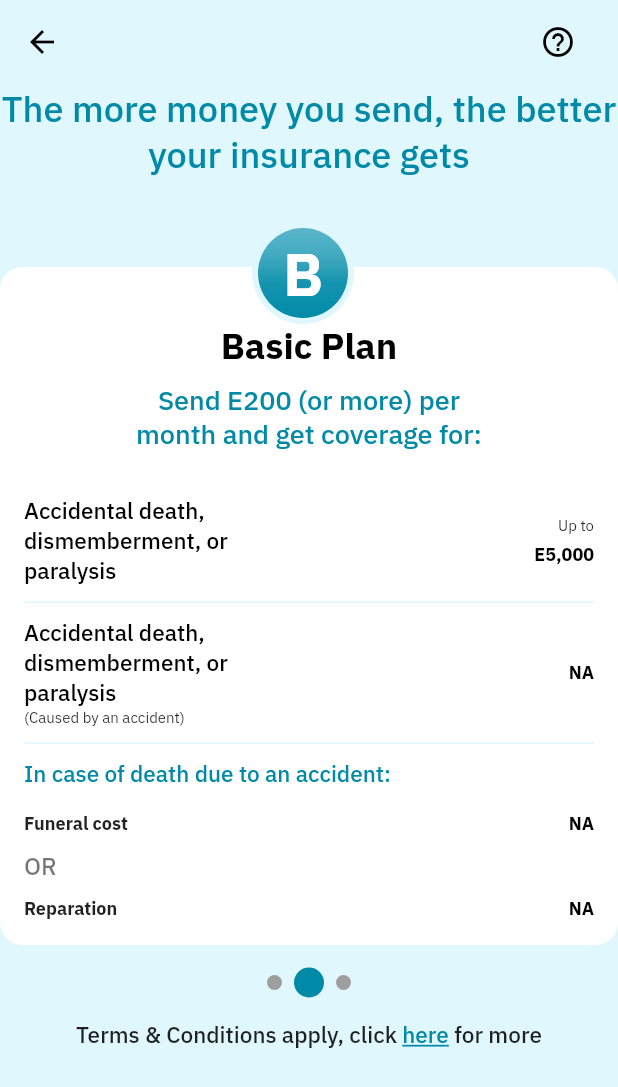
After one commit to Tekporlipos/geniopay, a Flutter app: the Plans screen opened by its route, on a phone screen of 412 x 824 dp. The commit adds this screen. Shown: the top 1087 px of the screen. Run offline on Flutter 3.47's test engine with Material 2 defaults, Android fonts, the phone set to English and light mode, and no system bars; our stand-ins replace badges, flutter_svg, get.

Commit message:
plans page completed

```diff
--- a/lib/home/home.dart
+++ b/lib/home/home.dart
@@ -137,7 +137,12 @@ class Home extends GetView<HomeController>{
                                 Get.toNamed(Pages.exchange);
                               },
                               child: FunctionWidgets.svgInCircle("assets/images/home/Wallet.svg","Exchange")),
-                          FunctionWidgets.svgInCircle("assets/images/home/Category.svg","More"),
+                          InkWell(
+                              onTap: (){
+                                Get.toNamed(Pages.plans);
+                              },
+                              child: FunctionWidgets.svgInCircle("assets/images/home/Category.svg","More"),),
+
                         ],
                       ),
                       const SizedBox(height: 30,),
--- a/lib/main.dart
+++ b/lib/main.dart
@@ -2,6 +2,7 @@ import 'package:flutter/material.dart';
 import 'package:get/get.dart';
 import 'exchange/exchange.dart';
 import 'home/home.dart';
+import 'plans/Plans.dart';
 import 'utility/constants.dart';
 import 'utility/pages.dart';
 void main() {
@@ -12,6 +13,7 @@ void main() {
     getPages: [
       GetPage(name: Pages.home, page: ()=> const Home()),
       GetPage(name: Pages.exchange, page: ()=> const Exchange()),
+      GetPage(name: Pages.plans, page: ()=> const Plans()),
     ],
   ));
 }
--- /dev/null
+++ b/lib/plans/Plans.dart
@@ -0,0 +1,208 @@
+import 'package:flutter/material.dart';
+import 'package:geniopay/plans/plansController.dart';
+import 'package:geniopay/utility/constants.dart';
+import 'package:get/get.dart';
+
+import '../widgets/functionWidgets.dart';
+
+class Plans extends GetView<PlanController>{
+  const Plans({super.key});
+
+  @override
+  Widget build(BuildContext context) {
+
+    return Scaffold(
+      backgroundColor: Constants.primary,
+      appBar: AppBar(
+        backgroundColor: Constants.primary,
+        elevation: 0,
+        leading: IconButton(onPressed: (){
+          Get.back();
+        },icon: const Icon(Icons.arrow_back,color: Colors.black,),),
+        centerTitle: true,
+        actions:  [
+          Padding(
+            padding: const EdgeInsets.only(right: 16.0),
+            child:IconButton(onPressed: (){}
+              ,icon: const Icon(Icons.help_outline,color: Colors.black,),),
+          ),
+        ],
+      ),
+      body: ListView(
+        children:  [
+          Center(child: FunctionWidgets.normalTextCenter("The more money you send, the better your insurance gets",24, Constants.secondary)),
+          const SizedBox(height: 60,),
+          Stack(
+            clipBehavior: Clip.none,
+            children: [
+              Align(
+                alignment: Alignment.center,
+                child: Container(
+                  width: Get.width,
+                  decoration: BoxDecoration(
+                    color: Colors.white,
+                    borderRadius: BorderRadius.circular(15),
+                  ),
+                  child: Padding(
+                    padding: const EdgeInsets.all(16.0),
+                    child: Column(
+                      children: [
+                        const SizedBox(height: 20,),
+                        FunctionWidgets.boldText("Basic Plan", 24, Colors.black),
+                        const SizedBox(height: 10,),
+                        FunctionWidgets.normalTextCenter("Send E200 (or more) per \nmonth and get coverage for:", 18, Constants.secondary),
+                        const SizedBox(height: 30,),
+                        Row(
+                          mainAxisAlignment: MainAxisAlignment.spaceBetween,
+                          children: [
+                            FunctionWidgets.normalText("Accidental death,\ndismemberment, or \nparalysis", 15, Colors.black),
+                            Column(
+                              crossAxisAlignment: CrossAxisAlignment.end,
+                              children: [
+                                FunctionWidgets.smallText("Up to", 10, Colors.black87),
+                                const SizedBox(height: 5,),
+                                FunctionWidgets.boldText("E5,000", 12, Colors.black),
+                              ],
+                            )
+                          ],
+                        ),
+
+                        const SizedBox(height: 10,),
+                        Container(
+                          height: 1,
+                          width: Get.width-32,
+                          color: Constants.primary,
+                        ),
+                        const SizedBox(height: 10,),
+                        Row(
+                          mainAxisAlignment: MainAxisAlignment.spaceBetween,
+                          children: [
+                            Column(
+                              mainAxisAlignment: MainAxisAlignment.spaceBetween,
+                              crossAxisAlignment: CrossAxisAlignment.start,
+                              children: [
+                                FunctionWidgets.normalText("Accidental death,\ndismemberment, or \nparalysis", 15, Colors.black),
+                                FunctionWidgets.smallText("(Caused by an accident)", 10, Colors.black87),
+                              ],
+                            ),
+                            FunctionWidgets.boldText("NA", 12, Colors.black),
+                          ],
+                        ),
+                        const SizedBox(height: 10,),
+                        Container(
+                          height: 1,
+                          width: Get.width-32,
+                          color: Constants.primary,
+                        ),
+                        const SizedBox(height: 10,),
+                        Align(alignment: Alignment.centerLeft, child: FunctionWidgets.normalText("In case of death due to an accident:", 15, Constants.secondary)),
+                        const SizedBox(height: 15,),
+                        Row(
+                          mainAxisAlignment: MainAxisAlignment.spaceBetween,
+                          children: [
+                            FunctionWidgets.boldText("Funeral cost", 12, Colors.black87),
+                            FunctionWidgets.boldText("NA", 12, Colors.black),
+                          ],
+                        ),
+                        const SizedBox(height: 10,),
+                        Align(alignment: Alignment.centerLeft, child: FunctionWidgets.normalText("OR", 16, Colors.black54)),
+                        const SizedBox(height: 10,),
+                        Row(
+                          mainAxisAlignment: MainAxisAlignment.spaceBetween,
+                          children: [
+                            FunctionWidgets.boldText("Reparation", 12, Colors.black87),
+                            FunctionWidgets.boldText("NA", 12, Colors.black),
+                          ],
+                        ),
+                      ],
+                    ),
+                  ),
+                ),
+              ),
+              Positioned(
+                top: -30,
+                right: Get.width/2-30,
+                child: Container(
+                  padding: const EdgeInsets.all(4),
+                  decoration: BoxDecoration(
+                    borderRadius: BorderRadius.circular(68/2),
+                    color: Constants.primary,
+                  ),
+
+                  child: Container(
+                    height: 60,
+                    width: 60,
+                    decoration: BoxDecoration(
+                        borderRadius: BorderRadiusDirectional.circular(60/2),
+                      gradient: const LinearGradient(
+                        colors: [
+                          Color.fromRGBO(0, 138, 167, 0.6),
+                          Color.fromRGBO(0, 138, 167, 0.7),
+                          Color.fromRGBO(0, 138, 167, 0.9),
+                          Color.fromRGBO(0, 138, 167, 1),
+                        ],
+                        begin: Alignment.topCenter,
+                        end: Alignment.bottomCenter,
+                        stops: [0,0.3,0.6,1],
+                      ),
+                    ),
+                    child: Center(child: FunctionWidgets.boldText("B", 40, Colors.white)),
+                  ),
+                ),
+              ),
+            ],
+          ),
+          const SizedBox(height: 15,),
+          Row(
+            mainAxisAlignment: MainAxisAlignment.center,
+            children: [
+              Container(
+                width: 10,
+                height: 10,
+                decoration: BoxDecoration(
+                  borderRadius: BorderRadiusDirectional.circular(5),
+                  color: Colors.grey
+                ),
+              ),
+              Padding(
+                padding: const EdgeInsets.only(left: 8.0,right: 8.0),
+                child: Container(
+                  width: 20,
+                  height: 20,
+                  decoration: BoxDecoration(
+                      borderRadius: BorderRadiusDirectional.circular(10),
+                      color: Constants.secondary
+                  ),
+                ),
+              ),
+              Container(
+                width: 10,
+                height: 10,
+                decoration: BoxDecoration(
+                    borderRadius: BorderRadiusDirectional.circular(5),
+                    color: Colors.grey
+                ),
+              ),
+            ],
+          ),
+          const SizedBox(height: 15,),
+          Align(
+            alignment: Alignment.center,
+            child: RichText(
+              text: const TextSpan(
+                text: 'Terms & Conditions apply, click ',
+                style: TextStyle(fontFamily: "IBM_Plex_Sans_medium",fontSize: 15,color: Colors.black87),
+                children: <TextSpan>[
+                  TextSpan(text: 'here', style: TextStyle(fontFamily: "IBM_Plex_Sans_medium",color: Constants.secondary,fontSize: 15,decoration: TextDecoration.underline)),
+                  TextSpan(text: ' for more', style: TextStyle(fontFamily: "IBM_Plex_Sans_medium",fontSize: 15,color: Colors.black87)),
+                ],
+              ),
+            ),
+          ),
+          const SizedBox(height: 15,),
+        ],
+      ),
+    );
+  }
+
+}
--- /dev/null
+++ b/lib/plans/plansController.dart
@@ -0,0 +1,5 @@
+import 'package:get/get.dart';
+
+class PlanController extends GetxController{
+
+}
--- a/lib/utility/pages.dart
+++ b/lib/utility/pages.dart
@@ -1,4 +1,5 @@
 class Pages{
   static const String home = "/";
   static const String exchange = "/exchange";
+  static const String plans = "/plans";
 }
--- a/lib/widgets/functionWidgets.dart
+++ b/lib/widgets/functionWidgets.dart
@@ -9,6 +9,9 @@ class FunctionWidgets{
   }
   static Widget normalText(String text,double size,Color colors){
     return Text(text,style:  TextStyle(fontFamily: "IBM_Plex_Sans_medium", color: colors,fontWeight: FontWeight.normal,fontSize: size),);
+  }
+  static Widget normalTextCenter(String text,double size,Color colors){
+    return Center(child: Text(text,style:  TextStyle(fontFamily: "IBM_Plex_Sans_medium", color: colors,fontWeight: FontWeight.normal,fontSize: size),textAlign: TextAlign.center,));
   }
   static Widget boldText(String text,double size,Color colors){
     return Text(text,style:  TextStyle(fontFamily: "IBM_Plex_Sans_bold", color: colors,fontWeight: FontWeight.bold,fontSize: size),);
```
Also changed, not shown: lib/widgets/planWidgetPage.dart (added, +8 -0 lines).
